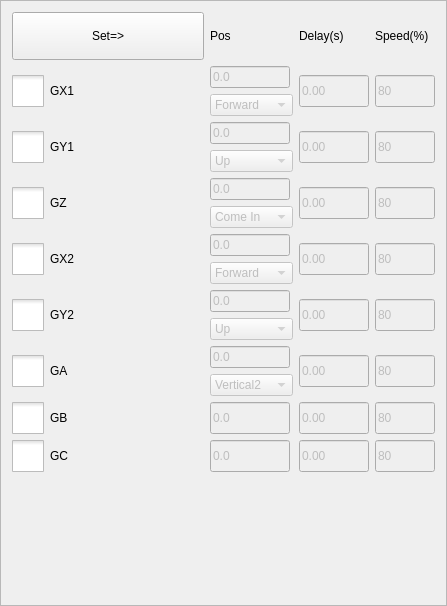
Qt form hcinstruction/actionsettingframe.ui (GaussCheng/2-5AxisPunch) before a commit.
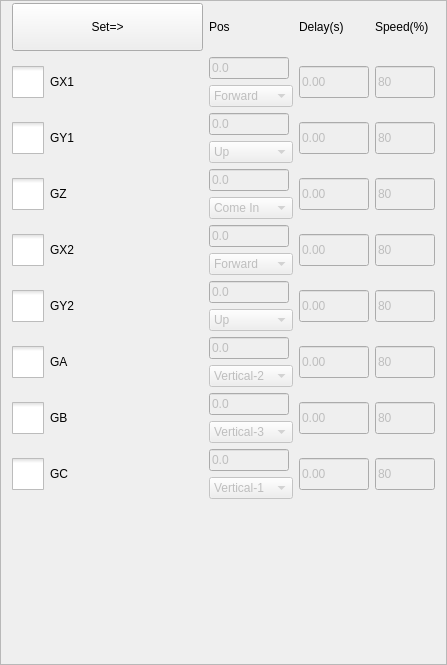
The same form after that commit. Icons and pictures are not drawn. Custom widgets are drawn as their Qt base class.

```diff
--- a/hcinstruction/actionsettingframe.ui
+++ b/hcinstruction/actionsettingframe.ui
@@ -7,7 +7,7 @@
     <x>0</x>
     <y>0</y>
     <width>447</width>
-    <height>606</height>
+    <height>665</height>
    </rect>
   </property>
   <property name="windowTitle">
@@ -20,6 +20,12 @@
    <enum>QFrame::Raised</enum>
   </property>
   <layout class="QGridLayout" name="gridLayout">
+   <property name="topMargin">
+    <number>2</number>
+   </property>
+   <property name="bottomMargin">
+    <number>2</number>
+   </property>
    <item row="0" column="0">
     <widget class="QToolButton" name="inputButton">
      <property name="sizePolicy">
@@ -643,7 +649,7 @@
        </property>
        <item>
         <property name="text">
-         <string>Vertical2</string>
+         <string>Vertical-2</string>
         </property>
        </item>
        <item>
@@ -717,26 +723,47 @@
     </widget>
    </item>
    <item row="7" column="1">
-    <widget class="ICLineEditWithVirtualNumericKeypad" name="bPosLineEdit">
-     <property name="enabled">
-      <bool>false</bool>
-     </property>
-     <property name="minimumSize">
-      <size>
-       <width>80</width>
-       <height>0</height>
-      </size>
-     </property>
-     <property name="maximumSize">
-      <size>
-       <width>80</width>
-       <height>32</height>
-      </size>
-     </property>
-     <property name="text">
-      <string>0.0</string>
-     </property>
-    </widget>
+    <layout class="QVBoxLayout" name="verticalLayout_7">
+     <item>
+      <widget class="ICLineEditWithVirtualNumericKeypad" name="bPosLineEdit">
+       <property name="enabled">
+        <bool>false</bool>
+       </property>
+       <property name="minimumSize">
+        <size>
+         <width>80</width>
+         <height>0</height>
+        </size>
+       </property>
+       <property name="maximumSize">
+        <size>
+         <width>80</width>
+         <height>32</height>
+        </size>
+       </property>
+       <property name="text">
+        <string>0.0</string>
+       </property>
+      </widget>
+     </item>
+     <item>
+      <widget class="QComboBox" name="bBox">
+       <property name="enabled">
+        <bool>false</bool>
+       </property>
+       <item>
+        <property name="text">
+         <string>Vertical-3</string>
+        </property>
+       </item>
+       <item>
+        <property name="text">
+         <string>Horizon-3</string>
+        </property>
+       </item>
+      </widget>
+     </item>
+    </layout>
    </item>
    <item row="7" column="2">
     <widget class="ICLineEditWithVirtualNumericKeypad" name="bDelayLineEdit">
@@ -800,26 +827,47 @@
     </widget>
    </item>
    <item row="8" column="1">
-    <widget class="ICLineEditWithVirtualNumericKeypad" name="cPosLineEdit">
-     <property name="enabled">
-      <bool>false</bool>
-     </property>
-     <property name="minimumSize">
-      <size>
-       <width>80</width>
-       <height>0</height>
-      </size>
-     </property>
-     <property name="maximumSize">
-      <size>
-       <width>80</width>
-       <height>32</height>
-      </size>
-     </property>
-     <property name="text">
-      <string>0.0</string>
-     </property>
-    </widget>
+    <layout class="QVBoxLayout" name="verticalLayout_8">
+     <item>
+      <widget class="ICLineEditWithVirtualNumericKeypad" name="cPosLineEdit">
+       <property name="enabled">
+        <bool>false</bool>
+       </property>
+       <property name="minimumSize">
+        <size>
+         <width>80</width>
+         <height>0</height>
+        </size>
+       </property>
+       <property name="maximumSize">
+        <size>
+         <width>80</width>
+         <height>32</height>
+        </size>
+       </property>
+       <property name="text">
+        <string>0.0</string>
+       </property>
+      </widget>
+     </item>
+     <item>
+      <widget class="QComboBox" name="cBox">
+       <property name="enabled">
+        <bool>false</bool>
+       </property>
+       <item>
+        <property name="text">
+         <string>Vertical-1</string>
+        </property>
+       </item>
+       <item>
+        <property name="text">
+         <string>Horizon-1</string>
+        </property>
+       </item>
+      </widget>
+     </item>
+    </layout>
    </item>
    <item row="8" column="2">
     <widget class="ICLineEditWithVirtualNumericKeypad" name="cDelayLineEdit">
```
Left out of the diff: 380 changed lines with no effect on the pictures.
